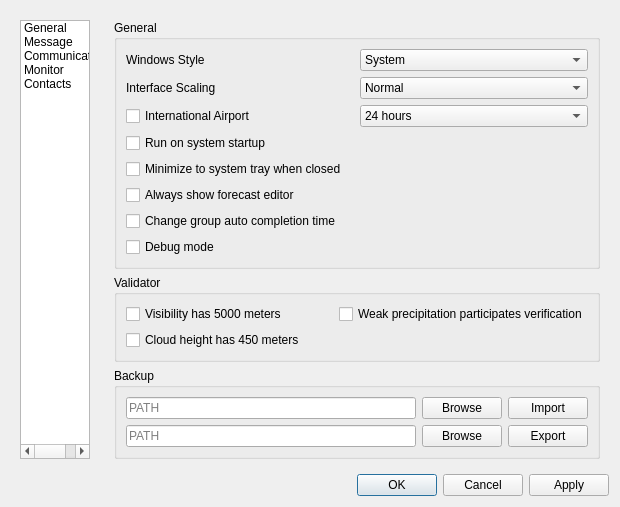
Before: the Qt Designer form tafor/components/ui/setting.ui in up1and/tafor, drawn with Qt 5.
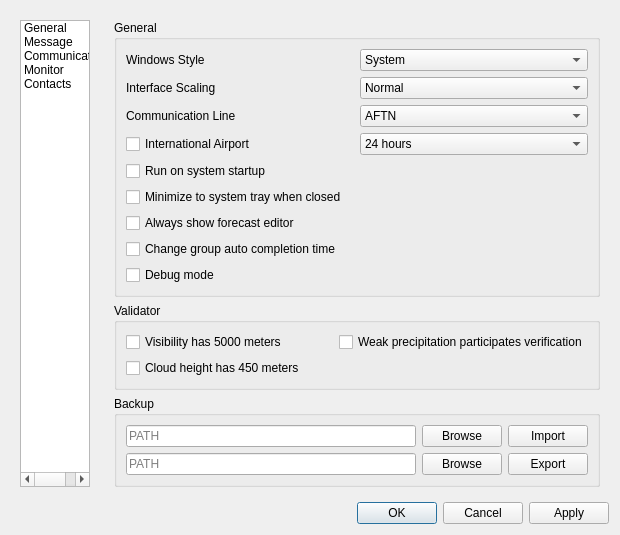
After: the same form once the commit is applied.

Commit message: 设置对话框新增 FTP 线路设置

Diff of the .ui file:
```diff
--- a/tafor/components/ui/setting.ui
+++ b/tafor/components/ui/setting.ui
@@ -7,7 +7,7 @@
     <x>0</x>
     <y>0</y>
     <width>620</width>
-    <height>462</height>
+    <height>479</height>
    </rect>
   </property>
   <property name="windowTitle">
@@ -76,20 +76,6 @@
             <string>General</string>
            </property>
            <layout class="QGridLayout" name="gridLayout_9">
-            <item row="2" column="1">
-             <widget class="QComboBox" name="validityPeriod">
-              <item>
-               <property name="text">
-                <string>24 hours</string>
-               </property>
-              </item>
-              <item>
-               <property name="text">
-                <string>30 hours</string>
-               </property>
-              </item>
-             </widget>
-            </item>
             <item row="0" column="1">
              <widget class="QComboBox" name="windowsStyle">
               <item>
@@ -105,16 +91,16 @@
              </widget>
             </item>
             <item row="4" column="0">
-             <widget class="QCheckBox" name="closeToMinimize">
+             <widget class="QCheckBox" name="runOnStart">
               <property name="text">
-               <string>Minimize to system tray when closed</string>
+               <string>Run on system startup</string>
               </property>
              </widget>
             </item>
-            <item row="2" column="0">
-             <widget class="QCheckBox" name="internationalAirport">
+            <item row="8" column="0">
+             <widget class="QCheckBox" name="debugMode">
               <property name="text">
-               <string>International Airport</string>
+               <string>Debug mode</string>
               </property>
              </widget>
             </item>
@@ -137,6 +123,13 @@
               </item>
              </widget>
             </item>
+            <item row="1" column="0">
+             <widget class="QLabel" name="interfaceScalingLabel">
+              <property name="text">
+               <string>Interface Scaling</string>
+              </property>
+             </widget>
+            </item>
             <item row="0" column="0">
              <widget class="QLabel" name="windowsStyleLabel">
               <property name="text">
@@ -144,7 +137,42 @@
               </property>
              </widget>
             </item>
-            <item row="10" column="0">
+            <item row="5" column="0">
+             <widget class="QCheckBox" name="closeToMinimize">
+              <property name="text">
+               <string>Minimize to system tray when closed</string>
+              </property>
+             </widget>
+            </item>
+            <item row="3" column="1">
+             <widget class="QComboBox" name="validityPeriod">
+              <item>
+               <property name="text">
+                <string>24 hours</string>
+               </property>
+              </item>
+              <item>
+               <property name="text">
+                <string>30 hours</string>
+               </property>
+              </item>
+             </widget>
+            </item>
+            <item row="7" column="0">
+             <widget class="QCheckBox" name="autoComletionGroupTime">
+              <property name="text">
+               <string>Change group auto completion time</string>
+              </property>
+             </widget>
+            </item>
+            <item row="3" column="0">
+             <widget class="QCheckBox" name="internationalAirport">
+              <property name="text">
+               <string>International Airport</string>
+              </property>
+             </widget>
+            </item>
+            <item row="11" column="0">
              <spacer name="verticalSpacer">
               <property name="orientation">
                <enum>Qt::Vertical</enum>
@@ -157,39 +185,32 @@
               </property>
              </spacer>
             </item>
-            <item row="7" column="0">
-             <widget class="QCheckBox" name="debugMode">
-              <property name="text">
-               <string>Debug mode</string>
-              </property>
-             </widget>
-            </item>
-            <item row="5" column="0">
+            <item row="6" column="0">
              <widget class="QCheckBox" name="alwaysShowEditor">
               <property name="text">
                <string>Always show forecast editor</string>
               </property>
              </widget>
             </item>
-            <item row="1" column="0">
-             <widget class="QLabel" name="interfaceScalingLabel">
+            <item row="2" column="0">
+             <widget class="QLabel" name="communicationLineLabel">
               <property name="text">
-               <string>Interface Scaling</string>
+               <string>Communication Line</string>
               </property>
              </widget>
             </item>
-            <item row="3" column="0">
-             <widget class="QCheckBox" name="runOnStart">
-              <property name="text">
-               <string>Run on system startup</string>
-              </property>
-             </widget>
-            </item>
-            <item row="6" column="0">
-             <widget class="QCheckBox" name="autoComletionGroupTime">
-              <property name="text">
-               <string>Change group auto completion time</string>
-              </property>
+            <item row="2" column="1">
+             <widget class="QComboBox" name="communicationLine">
+              <item>
+               <property name="text">
+                <string notr="true">AFTN</string>
+               </property>
+              </item>
+              <item>
+               <property name="text">
+                <string notr="true">FTP</string>
+               </property>
+              </item>
              </widget>
             </item>
            </layout>
@@ -695,6 +716,38 @@
            </item>
           </layout>
          </item>
+         <item>
+          <widget class="QGroupBox" name="ftpGroup">
+           <property name="title">
+            <string>FTP Parameters</string>
+           </property>
+           <layout class="QHBoxLayout" name="horizontalLayout">
+            <item>
+             <widget class="QLabel" name="ftpHostLabel">
+              <property name="text">
+               <string>Host</string>
+              </property>
+             </widget>
+            </item>
+            <item>
+             <widget class="QLineEdit" name="ftpHost"/>
+            </item>
+            <item>
+             <widget class="QPushButton" name="testLoginButton">
+              <property name="maximumSize">
+               <size>
+                <width>50</width>
+                <height>16777215</height>
+               </size>
+              </property>
+              <property name="text">
+               <string>Login</string>
+              </property>
+             </widget>
+            </item>
+           </layout>
+          </widget>
+         </item>
          <item>
           <widget class="QGroupBox" name="addressGroup">
            <property name="title">
```
The commit also changes 2 other files.
